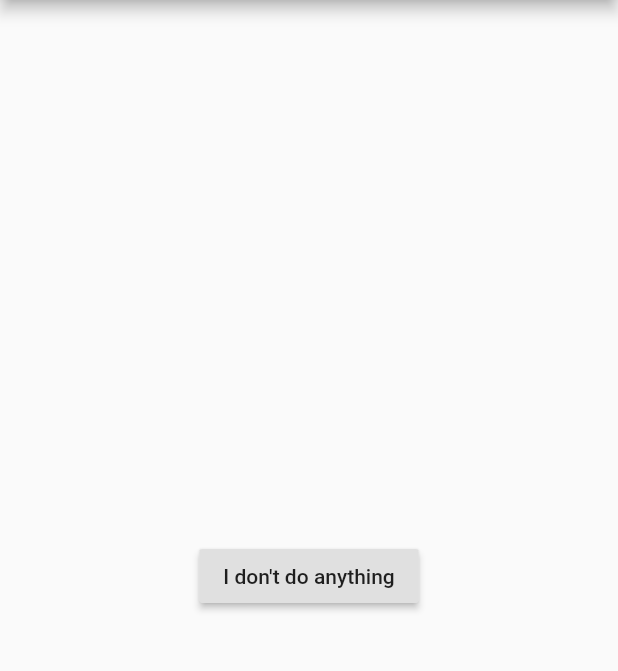
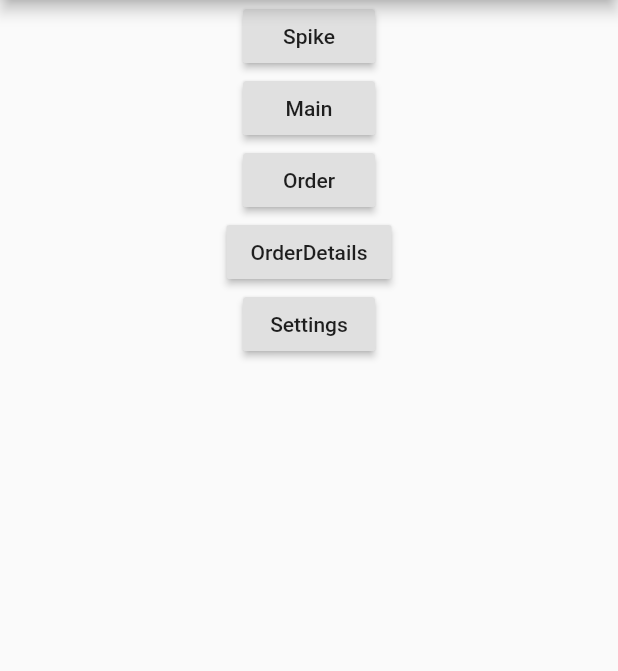
Before and after one commit to Zuehlke/popcorn_flutter, a Flutter app: the screen it shows after launch, on a phone screen of 412 x 824 dp, the part 84-755 px from its top. Run offline on Flutter 3.47's test engine with Material 2 defaults, Android fonts, the phone set to English and light mode, and no system bars.

Commit message:
Added buttons to allow for parallelization of work

```diff
--- a/camp_2019/lib/main.dart
+++ b/camp_2019/lib/main.dart
@@ -32,10 +32,31 @@ class _MyHomePageState extends State<MyHomePage> {
     return Scaffold(
         appBar: AppBar(title: Text(widget.title)),
         body: Center(
-          child: RaisedButton(
-            child: Text("I don't do anything"),
-            onPressed: () => {setState(() => {})},
-          ),
-        ));
+          child: Column(
+            children: [
+              RaisedButton(
+                child: Text("Spike"),
+                onPressed: () => {setState(() => {})},
+              ),
+              RaisedButton(
+                child: Text("Main"),
+                onPressed: () => {setState(() => {})},
+              ),
+              RaisedButton(
+                child: Text("Order"),
+                onPressed: () => {setState(() => {})},
+              ),
+              RaisedButton(
+                child: Text("OrderDetails"),
+                onPressed: () => {setState(() => {})},
+              ),
+              RaisedButton(
+              child: Text("Settings"),
+              onPressed: () => {setState(() => {})},
+              ),
+          ]
+        ),
+    )
+    );
   }
 }
```
